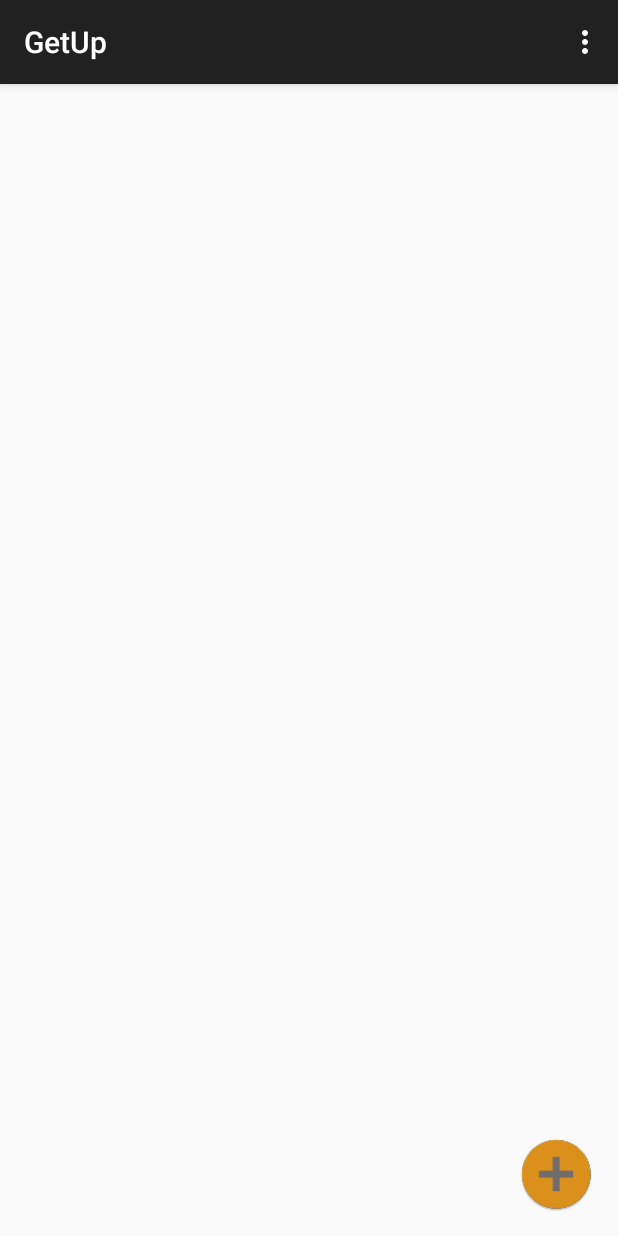
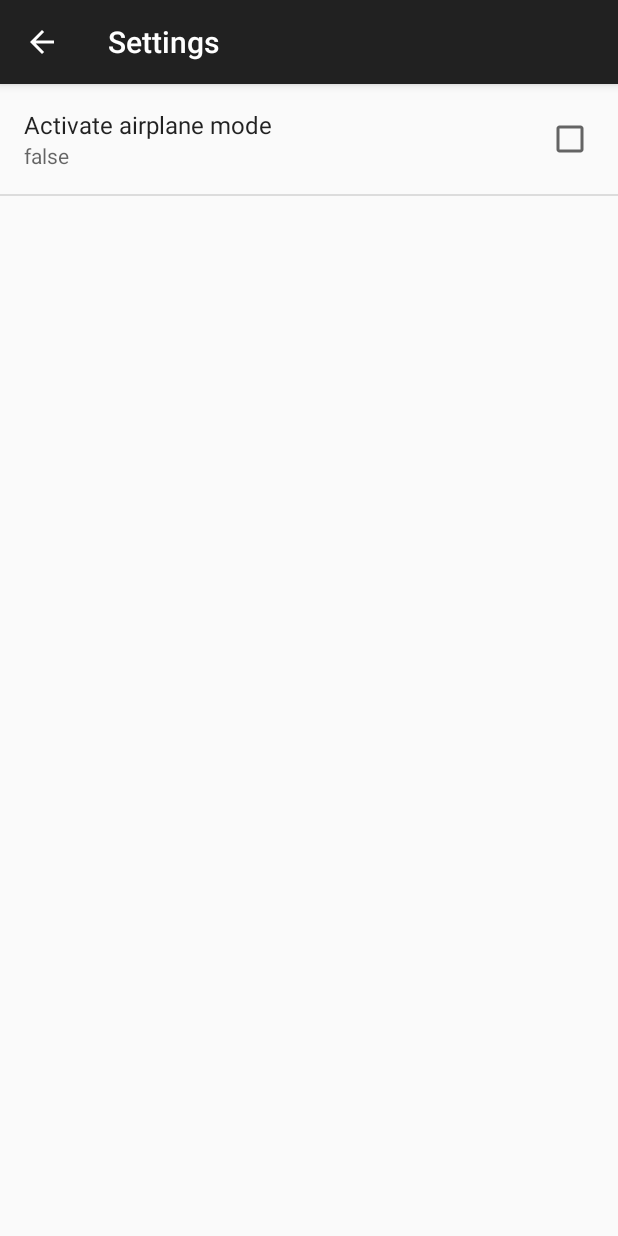
Before and after one commit to ShaneGalvin1/GetMeUp, an Android app: the screen it shows after launch (AlarmListActivity before the commit, SettingsActivity after it), in the options menu, after a tap on "Settings", on a phone screen of 412 x 824 dp. Run offline under Robolectric (Android 15) with nearby library versions, the phone set to English and light mode, and no system bars.

Commit message:
attempt to airplane mode

```diff
--- a/app/src/main/AndroidManifest.xml
+++ b/app/src/main/AndroidManifest.xml
@@ -3,6 +3,7 @@
     package="com.example.valentincomte.getup" >
 
     <uses-permission android:name="android.permission.RECORD_AUDIO" />
+    <uses-permission android:name="android.permission.WRITE_SETTINGS"/>
 
     <application
         android:allowBackup="true"
@@ -16,6 +17,11 @@
                 <action android:name="android.intent.action.MAIN" />
                 <category android:name="android.intent.category.LAUNCHER" />
             </intent-filter>
+        </activity>
+        <activity
+            android:name=".SettingsActivity"
+            android:label="Settings"
+            android:parentActivityName=".AlarmListActivity" >
         </activity>
         <activity
             android:name=".AlarmDetailsActivity"
--- a/app/src/main/java/com/example/valentincomte/getup/AlarmContract.java
+++ b/app/src/main/java/com/example/valentincomte/getup/AlarmContract.java
@@ -4,6 +4,10 @@ import android.provider.BaseColumns;
 
 /**
  * Created by valentincomte on 24/11/2015.
+ * This abstract class is used by the AlarmDBHelper to store properly and in a clean way the names
+ * for each of the column in the database
+ *
+ * We used this model following a tutorial by steven trigg about data persistence and sqllite
  */
 public final class AlarmContract {
 
--- a/app/src/main/java/com/example/valentincomte/getup/AlarmListActivity.java
+++ b/app/src/main/java/com/example/valentincomte/getup/AlarmListActivity.java
@@ -1,6 +1,7 @@
 package com.example.valentincomte.getup;
 
 import android.content.Intent;
+import android.preference.PreferenceManager;
 import android.support.v7.app.AppCompatActivity;
 import android.os.Bundle;
 import android.view.Menu;
@@ -23,6 +24,8 @@ public class AlarmListActivity extends AppCompatActivity {
     protected void onCreate(Bundle savedInstanceState) {
         super.onCreate(savedInstanceState);
         setContentView(R.layout.activity_alarm_list);
+        PreferenceManager.setDefaultValues(this, R.xml.preferences, false);
+
         Button addButton = (Button) this.findViewById(R.id.buttonAddAlarm);
         addButton.setOnClickListener(new View.OnClickListener() {
             @Override
@@ -87,6 +90,8 @@ public class AlarmListActivity extends AppCompatActivity {
 
         //noinspection SimplifiableIfStatement
         if (id == R.id.action_settings) {
+            Intent settingsIntent = new Intent(this, SettingsActivity.class);
+            startActivity(settingsIntent);
             return true;
         }
 
--- /dev/null
+++ b/app/src/main/java/com/example/valentincomte/getup/SettingsActivity.java
@@ -0,0 +1,73 @@
+package com.example.valentincomte.getup;
+
+import android.os.Bundle;
+import android.preference.ListPreference;
+import android.preference.Preference;
+import android.preference.PreferenceFragment;
+import android.preference.PreferenceManager;
+import android.support.v7.app.AppCompatActivity;
+
+/**
+ * Created by valentincomte on 23/11/2015.
+ * SettingsActivity is a simple settings activity curently featuring only one preference
+ * This activity was mostly inspired from the SunshineApp v4 presented during the course.
+ */
+public class SettingsActivity extends AppCompatActivity{
+    @Override
+    public void onCreate(Bundle savedInstanceState) {
+        super.onCreate(savedInstanceState);
+
+        if (savedInstanceState == null) {
+            getFragmentManager().beginTransaction()
+                    .replace(android.R.id.content, new SettingsFragment())
+                    .commit();
+        }
+
+    }
+
+    public static class SettingsFragment extends PreferenceFragment implements Preference.OnPreferenceChangeListener {
+        @Override
+        public void onCreate(Bundle savedInstanceState) {
+            super.onCreate(savedInstanceState);
+            addPreferencesFromResource(R.xml.preferences);
+
+            bindPreferenceSummaryToValue(findPreference("pref_airplane_mode"));
+        }
+
+
+        @Override
+        public boolean onPreferenceChange(Preference preference, Object value) {
+            String stringValue = value.toString();
+
+            if (preference instanceof ListPreference) {
+                ListPreference listPreference = (ListPreference) preference;
+                int prefIndex = listPreference.findIndexOfValue(stringValue);
+                if (prefIndex >= 0) {
+                    preference.setSummary(listPreference.getEntries()[prefIndex]);
+                }
+            } else {
+                preference.setSummary(stringValue);
+            }
+            return true;
+        }
+
+
+        /**
+         * Attaches a listener so the summary is always updated with the preference value.
+         * Also fires the listener once, to initialize the summary (so it shows up before the value
+         * is changed.)
+         */
+        private void bindPreferenceSummaryToValue(Preference preference) {
+            // Set the listener to watch for value changes.
+            preference.setOnPreferenceChangeListener(this);
+
+            // Trigger the listener immediately with the preference's
+            // current value.
+            onPreferenceChange(preference,
+                    PreferenceManager
+                            .getDefaultSharedPreferences(preference.getContext())
+                            .getBoolean(preference.getKey(), false));
+        }
+    }
+
+}
--- a/app/src/main/java/com/example/valentincomte/getup/ShakeAlarmActivity.java
+++ b/app/src/main/java/com/example/valentincomte/getup/ShakeAlarmActivity.java
@@ -94,7 +94,7 @@ public class ShakeAlarmActivity extends AppCompatActivity {
     {
 
         setResult(Activity.RESULT_OK,
-                new Intent().putExtra("NoOfShakes", noOfShakes));
+                new Intent().putExtra("NoOfShakes", noOfShakes).putExtra("TYPE", "SHAKE"));
 
         finish();
 
--- a/app/src/main/java/com/example/valentincomte/getup/TalkAlarmActivity.java
+++ b/app/src/main/java/com/example/valentincomte/getup/TalkAlarmActivity.java
@@ -88,7 +88,7 @@ public class TalkAlarmActivity extends AppCompatActivity {
     public void setTalkAlarm(View view)
     {
         setResult(Activity.RESULT_OK,
-                new Intent().putExtra("FileName", fileName));
+                new Intent().putExtra("FileName", fileName).putExtra("TYPE", "TALK"));
         finish();
     }
 }
--- a/app/src/main/java/com/example/valentincomte/getup/WalkAlarmActivity.java
+++ b/app/src/main/java/com/example/valentincomte/getup/WalkAlarmActivity.java
@@ -80,7 +80,7 @@ public class WalkAlarmActivity extends AppCompatActivity {
     public void setAlarm(View view)
     {
         setResult(Activity.RESULT_OK,
-                new Intent().putExtra("NoOfSteps", noOfSteps));
+                new Intent().putExtra("NoOfSteps", noOfSteps).putExtra("TYPE", "WALK"));
 
         finish();
     }
--- /dev/null
+++ b/app/src/main/res/xml/preferences.xml
@@ -0,0 +1,12 @@
+<?xml version="1.0" encoding="utf-8"?>
+<PreferenceScreen xmlns:android="http://schemas.android.com/apk/res/android"
+    android:layout_width="match_parent"
+    android:layout_height="match_parent">
+
+    <CheckBoxPreference
+        android:title="Activate airplane mode"
+        android:key="pref_airplane_mode"
+        android:defaultValue="false"
+        android:summary="Choose if you want the airplane mode to be toggled 7h before each alarm"/>
+
+</PreferenceScreen>
```
Also changed, not shown: app/src/main/java/com/example/valentincomte/getup/AlarmDBHelper.java (+21 -0 lines), app/src/main/java/com/example/valentincomte/getup/AlarmDetailsActivity.java (+29 -11 lines), app/src/main/java/com/example/valentincomte/getup/AlarmReceiver.java (+20 -5 lines).
